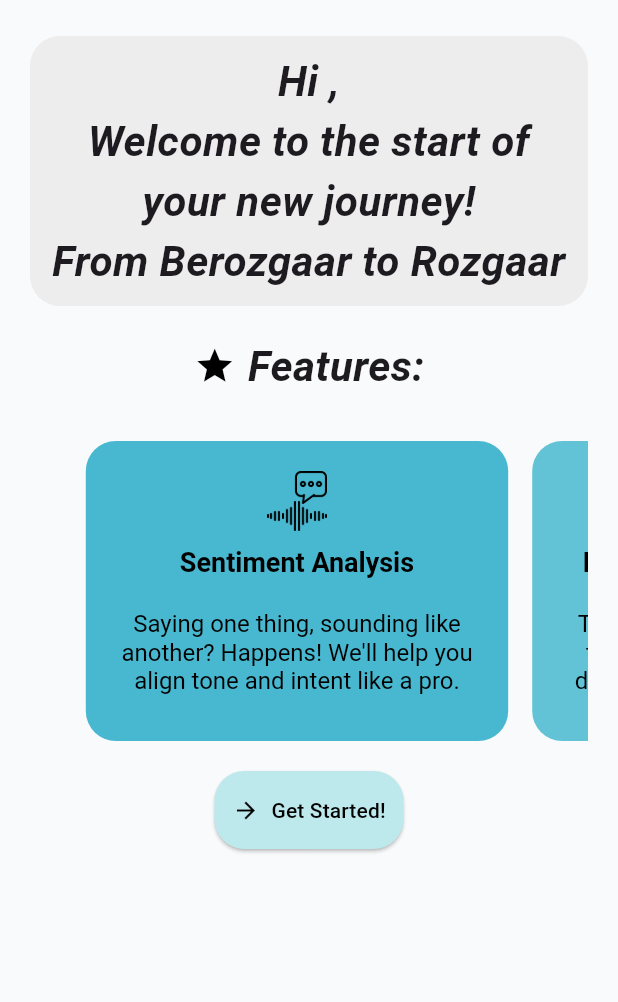
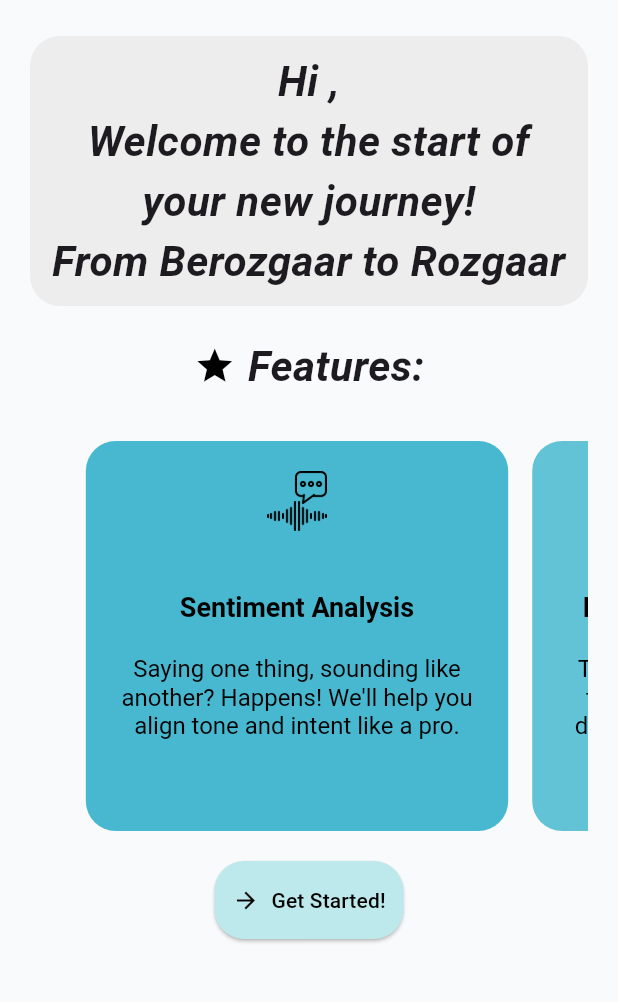
Before and after one commit to SapphireAG/AI-Interview-Coach-Talk2Hire, a Flutter app: the LandingPage screen opened by its route, on a phone screen of 412 x 824 dp, the part 150-1152 px from its top. Run offline on Flutter 3.47's test engine with Material 3 defaults, Android fonts, the phone set to English and light mode, and no system bars; our stand-ins replace audioplayers, camera; missing offline and left inert: record.

Commit message:
Revert "fixed pixel overflow on landing page"
This reverts commit fdafb5f483f9e8161be3b49d836a43ee85d4fe8a.

```diff
--- a/flutter_frontend/lib/landing_page.dart
+++ b/flutter_frontend/lib/landing_page.dart
@@ -149,7 +149,7 @@ class LandingPageState extends State<LandingPage> {
               // === Carousel of Features ===
               const SizedBox(height: 20),
               SizedBox(
-                height: 200,
+                height: 260,
                 child: PageView.builder(
                   controller: _pageController,
                   onPageChanged: (int index){
```
